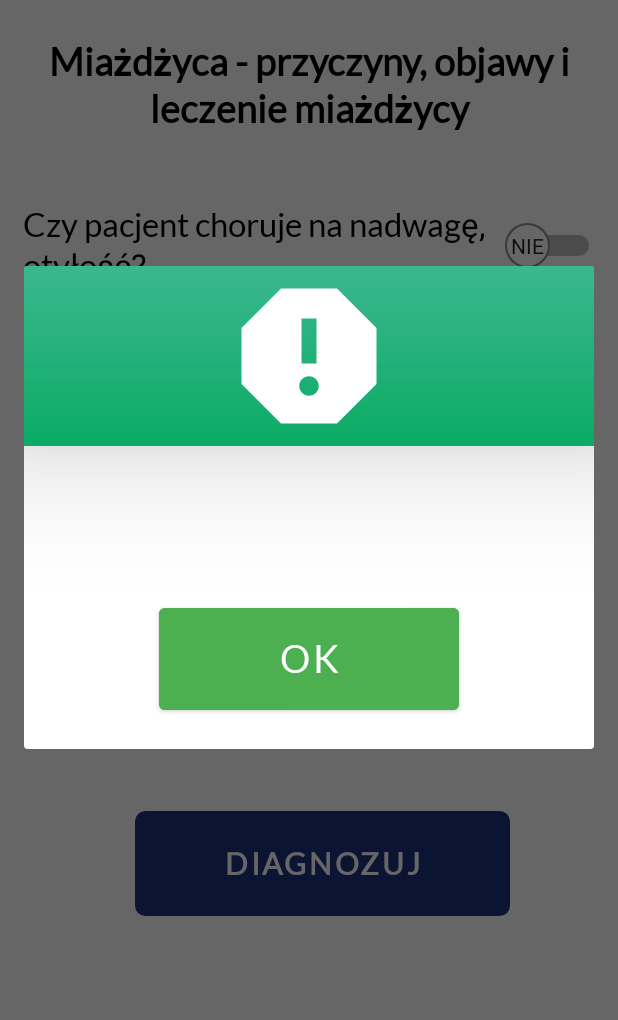
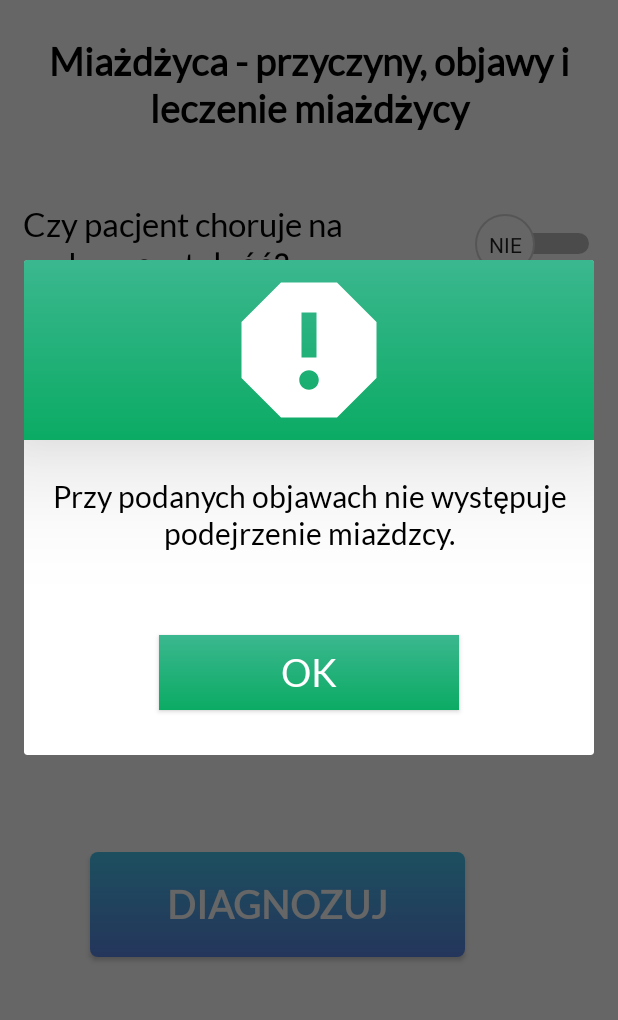
Before and after one commit to DominikJaros/Grant-naukowy, an Android app: the miazdzyca screen opened directly, with no data from a screen before it, after a tap on "DIAGNOZUJ", on a phone screen of 412 x 824 dp, the part 110-1130 px from its top. Run offline under Robolectric (Android 15) with nearby library versions, the phone set to English and light mode, and no system bars.

Commit message:
Visual upgrade
dodanie nowych przycisków, poprawa wyglądu i działania alertów

```diff
--- a/app/src/main/java/com/example/iczmp/diag_postive.java
+++ b/app/src/main/java/com/example/iczmp/diag_postive.java
@@ -11,7 +11,7 @@ public class diag_postive extends AppCompatActivity {
     @Override
     protected void onCreate(Bundle savedInstanceState) {
         super.onCreate(savedInstanceState);
-        setContentView(R.layout.activity_diag_postive);
+        setContentView(R.layout.activity_alert_red);
 
         btnHealing = findViewById(R.id.btn_dialog);
     }
--- a/app/src/main/java/com/example/iczmp/miazdzyca.java
+++ b/app/src/main/java/com/example/iczmp/miazdzyca.java
@@ -2,22 +2,24 @@ package com.example.iczmp;
 
 import android.annotation.SuppressLint;
 import android.app.AlertDialog;
+import android.content.Context;
 import android.content.Intent;
 import android.os.Bundle;
 import android.view.LayoutInflater;
 import android.view.View;
+import android.view.ViewGroup;
 import android.widget.Button;
 import android.widget.ImageView;
-import android.widget.RelativeLayout;
 import android.widget.Switch;
 import android.widget.TextView;
+import android.widget.Toast;
 
 import androidx.appcompat.app.AppCompatActivity;
 
 public class miazdzyca extends AppCompatActivity {
 
     Switch switch1, switch2, switch3, switch4, switch5;
-    Button btDiagnozuj;
+    Button btDiagnozuj, dialogButton;
     ImageView ic_back;
 
     @Override
@@ -28,7 +30,7 @@ public class miazdzyca extends AppCompatActivity {
         ic_back = findViewById(R.id.btBack);
 
 
-        ic_back.setOnClickListener(new View.OnClickListener(){
+        ic_back.setOnClickListener(new View.OnClickListener() {
             @Override
             public void onClick(View view) {
                 Intent intent = new Intent(view.getContext(), chr_kardiologiczne.class);
@@ -64,66 +66,96 @@ public class miazdzyca extends AppCompatActivity {
             @Override
             public void onClick(View view) {
                 if (switch1.isChecked() && switch2.isChecked() && switch3.isChecked()) {
-                    AlertDialog.Builder builder = new AlertDialog.Builder(miazdzyca.this);
-                    view = LayoutInflater.from(miazdzyca.this).inflate(R.layout.activity_diag_postive, null);
+                    RedAlert();
+                } else if (switch2.isChecked() && switch3.isChecked() && switch5.isChecked()) {
+                    OrangeAlert();
+                } else {
+                    GreenAlert();
+                }
+            }
+        });
+    }
 
+    private void GreenAlert() {
+        Context context;
+        LayoutInflater inflater = LayoutInflater.from(this);
+        ViewGroup root;
 
-                    TextView content = (TextView) view.findViewById(R.id.text_dialog);
-                    Button dialogButton = (Button) view.findViewById(R.id.btn_dialog);
+        View view = inflater.inflate(R.layout.activity_alert_green, null);
 
-                    dialogButton.setOnClickListener(new View.OnClickListener(){
+        TextView content = view.findViewById(R.id.text_dialog);
+        Button dialogButton = view.findViewById(R.id.btn_dialog);
+        content.setText("Przy podanych objawach nie występuje podejrzenie miażdzcy.");
+
+        AlertDialog alertDialog = new AlertDialog.Builder(this)
+                .setView(view)
+                .create();
+
+        alertDialog.show();
+
+        dialogButton.setOnClickListener(new View.OnClickListener() {
+            @Override
+            public void onClick(View view) {
+                alertDialog.dismiss();
+            }
+        });
+    }
+
+    private void OrangeAlert() {
+        Context context;
+        LayoutInflater inflater = LayoutInflater.from(this);
+        ViewGroup root;
+
+        View view = inflater.inflate(R.layout.activity_alert_orange, null);
+
+        TextView content = view.findViewById(R.id.text_dialog);
+        Button dialogButton = view.findViewById(R.id.btn_dialog);
+        content.setText("Przy podanych objawach występuje podejrzenie miażdzcy.\n Zleć więcej badań.");
+
+        AlertDialog alertDialog = new AlertDialog.Builder(this)
+                .setView(view)
+                .create();
+
+        alertDialog.show();
+
+        dialogButton.setOnClickListener(new View.OnClickListener() {
             @Override
             public void onClick(View view) {
                 Intent intent = new Intent(view.getContext(), miazdzyca_leczenie.class);
                 //you must put your map activity
                 miazdzyca.this.startActivity(intent);
+                alertDialog.dismiss();
             }
         });
-                    //
-                    content.setText("Przy podanych objawach występuje poważne podejrzenie miażdżycy.");
-                    //builder.setView(view);
+    }
 
-                  //  builder.show();
+    private void RedAlert() {
+        Context context;
+        LayoutInflater inflater = LayoutInflater.from(this);
+        ViewGroup root;
 
-                } else if (switch2.isChecked() && switch3.isChecked() && switch5.isChecked()) {
-                    AlertDialog.Builder builder = new AlertDialog.Builder(miazdzyca.this);
-                    view = LayoutInflater.from(miazdzyca.this).inflate(R.layout.activity_alert_orange, null);
+        View view = inflater.inflate(R.layout.activity_alert_red, null);
 
-                    TextView content = (TextView) view.findViewById(R.id.text_dialog);
-                    Button dialogButton = (Button) view.findViewById(R.id.btn_dialog);
+        TextView content = view.findViewById(R.id.text_dialog);
+        Button dialogButton = view.findViewById(R.id.btn_dialog);
 
-                    dialogButton.setOnClickListener(new View.OnClickListener(){
+        content.setText("Przy podanych objawach występuje podejrzenie miażdzcy.\n Zleć więcej badań.");
+
+        AlertDialog alertDialog = new AlertDialog.Builder(this)
+                .setView(view)
+                .create();
+
+        alertDialog.show();
+
+        dialogButton.setOnClickListener(new View.OnClickListener() {
             @Override
             public void onClick(View view) {
                 Intent intent = new Intent(view.getContext(), miazdzyca_leczenie.class);
                 //you must put your map activity
                 miazdzyca.this.startActivity(intent);
-                        }
-                    });
-
-                    content.setText("Przy podanych objawach występuje podejrzenie miażdzcy.\n Zleć więcej badań.");
-                    builder.setView(view);
-                    builder.show();
-                } else {
-                    AlertDialog alertDialog = new AlertDialog.Builder(miazdzyca.this).create();
-                    AlertDialog.Builder bulider = new AlertDialog.Builder(miazdzyca.this);
-                    view = LayoutInflater.from(miazdzyca.this).inflate(R.layout.activity_alert_green, null);
-
-                    TextView content = (TextView) view.findViewById(R.id.text_dialog);
-                    Button dialogButton = (Button) view.findViewById(R.id.btn_dialog);
-
-                    dialogButton.setOnClickListener(new View.OnClickListener(){
-                        @Override
-                        public void onClick(View view) {
-
-                        }
-                    });
-
-                    content.setText("Przy podanych objawach NIE występuje podejrzenie miażdzcy.");
-                    bulider.setView(view);
-                    bulider.show();
-                }
+                alertDialog.dismiss();
             }
         });
     }
+
 }
--- /dev/null
+++ b/app/src/main/res/drawable/button_normal_gradient.xml
@@ -0,0 +1,9 @@
+<?xml version="1.0" encoding="utf-8"?>
+<shape xmlns:android="http://schemas.android.com/apk/res/android">
+    <gradient
+        android:startColor="#48c6ef"
+        android:endColor="#5b86e5"
+        android:angle="270" />
+    <corners
+        android:radius="5dp" />
+</shape>
--- a/app/src/main/res/drawable/custom_thumb.xml
+++ b/app/src/main/res/drawable/custom_thumb.xml
@@ -4,19 +4,19 @@
     <item android:state_checked="false">
         <shape android:shape="oval">
             <solid android:color="#ffffff"/>
-            <size android:width="30dp"
-                android:height="30dp"/>
+            <size android:width="40dp"
+                android:height="40dp"/>
             <stroke android:width="1dp"
-                android:color="#8c8c8c"/>
+                android:color="#d6d6d6"/>
         </shape>
     </item>
     <item android:state_checked="true">
         <shape android:shape="oval">
-            <solid android:color="@color/green"/>
+            <solid android:color="#3BB78F"/>
             <size android:width="30dp"
                 android:height="30dp"/>
             <stroke android:width="1dp"
-                android:color="#34c759"/>
+                android:color="#d6d6d6"/>
         </shape>
     </item>
 </selector>
--- a/app/src/main/res/drawable/custom_track.xml
+++ b/app/src/main/res/drawable/custom_track.xml
@@ -3,16 +3,16 @@
     <item android:state_checked="false">
         <shape android:shape="rectangle">
             <corners android:radius="100dp" />
-            <solid android:color="#ffffff" />
-            <stroke android:color="#8c8c8c" android:width="1dp"/>
+            <solid android:color="#5b86e5" />
+            <stroke android:color="#5b86e5" android:width="1dp"/>
             <size android:height="10dp" />
         </shape>
     </item>
     <item android:state_checked="true">
         <shape android:shape="rectangle">
             <corners android:radius="100dp" />
-            <solid android:color="#34c759" />
-            <stroke android:color="#8c8c8c" android:width="1dp"/>
+            <solid android:color="@color/red" />
+            <stroke android:color="@color/red" android:width="1dp"/>
             <size android:height="10dp" />
         </shape>
     </item>
--- a/app/src/main/res/layout/activity_alert_green.xml
+++ b/app/src/main/res/layout/activity_alert_green.xml
@@ -20,25 +20,27 @@
         android:layout_width="wrap_content"
         android:layout_height="wrap_content"
         android:text="TEXTO"
+        android:padding="5dp"
         android:layout_below="@+id/a"
         android:layout_marginTop="20dp"
         android:layout_marginLeft="4dp"
         android:layout_marginRight="4dp"
         android:layout_marginBottom="20dp"
-        android:textSize="25sp"
-        android:textColor="@color/white"
+        android:textSize="20sp"
+        android:textColor="@color/black"
         android:layout_centerHorizontal="true"
         android:gravity="center_horizontal" />
 
-    <Button
+    <android.widget.Button
         android:id="@+id/btn_dialog"
         android:layout_width="200dp"
-        android:layout_height="80dp"
+        android:layout_height="50dp"
         android:text="Ok"
         android:gravity="center_vertical|center_horizontal"
         android:layout_below="@+id/text_dialog"
-        android:layout_marginBottom="20dp"
-        android:backgroundTint="#4CAF50"
+        android:background = "@drawable/gradient_green"
+        android:layout_marginTop="30dp"
+        android:layout_marginBottom="30dp"
         android:textSize="25sp"
         android:layout_centerHorizontal="true"
         android:textColor="#ffffffff" />
--- a/app/src/main/res/layout/activity_miazdzyca.xml
+++ b/app/src/main/res/layout/activity_miazdzyca.xml
@@ -129,16 +129,17 @@
                 android:textOff="Nie"
                 android:text="Czy pacjent ma wysoki poziom cholesterolu?" />
 
-            <Button
+            <android.widget.Button
                 android:id="@+id/btDiagnozuj"
                 android:layout_width="250dp"
                 android:layout_height="70dp"
-                android:background="@drawable/button_radius"
+                android:layout_marginStart="50dp"
                 android:layout_marginTop="100dp"
-                android:layout_marginStart="80dp"
-                android:textSize="20sp"
-                android:textStyle="bold"
-                android:text="Diagnozuj" />
+                android:background="@drawable/button_normal_gradient"
+                android:text="Diagnozuj"
+                android:textColor="@color/white"
+                android:textSize="25sp"
+                android:textStyle="bold" />
 
         </LinearLayout>
     </ScrollView>
```
Also changed, not shown: app/src/main/res/layout/activity_alert_orange.xml (+9 -7 lines), app/src/main/res/layout/activity_alert_red.xml (renamed from app/src/main/res/layout/activity_diag_postive.xml, +9 -7 lines), app/src/main/res/layout/activity_calculator_bmi.xml (+8 -7 lines), app/src/main/res/layout/activity_main.xml (+6 -4 lines), app/src/main/res/layout/activity_miazdzyca_leczenie.xml (+20 -11 lines). Lines whose indentation alone changed are shown as unchanged.
